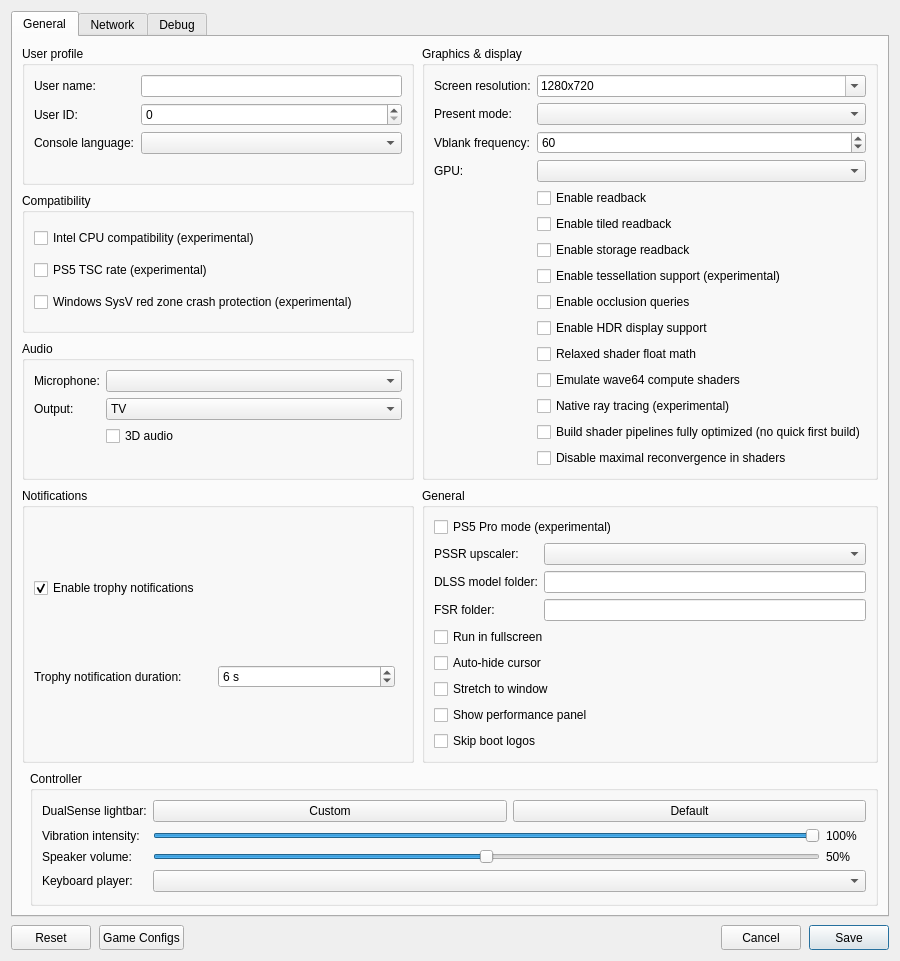
The window that src/launcher/forms/configuration_edit_dialog.ui (CarRamRod-963/KytyPS5) describes before a commit, drawn with Qt 5.
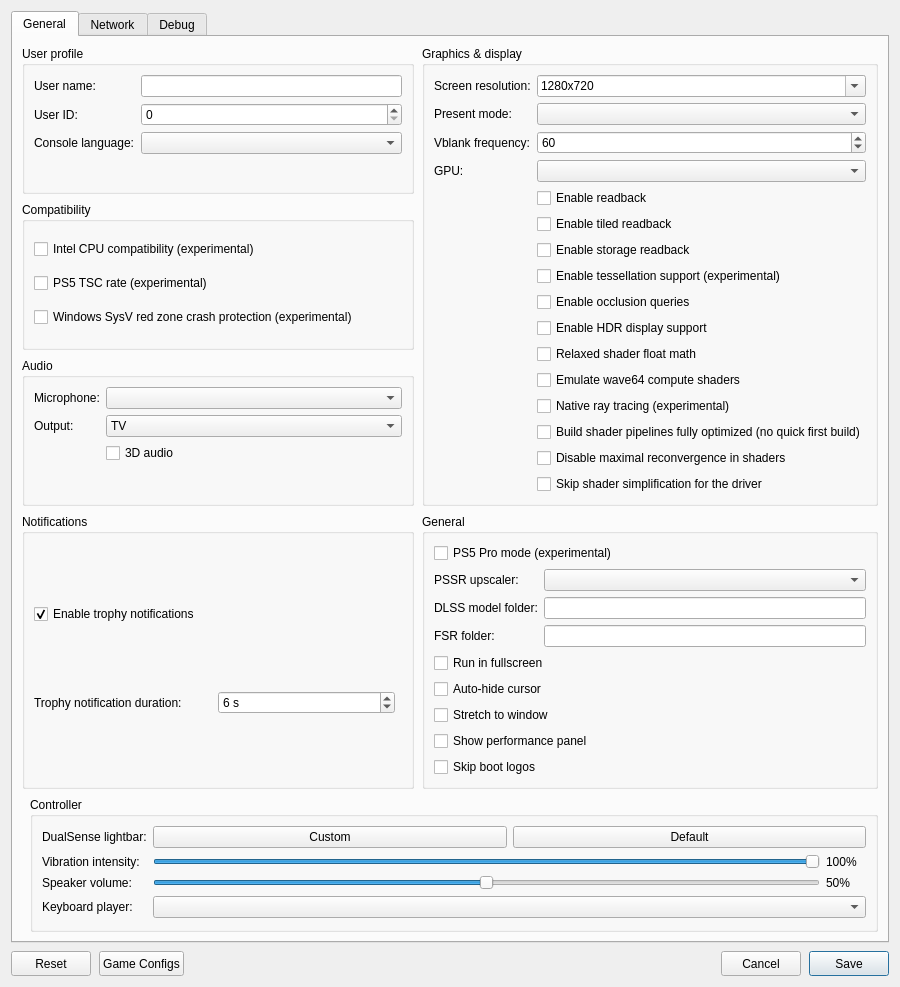
The same window after the commit. Custom widgets are drawn as their Qt base class.

Commit message: renderer: add an option to skip the driver simplification of shaders

Diff of the .ui file:
```diff
--- a/src/launcher/forms/configuration_edit_dialog.ui
+++ b/src/launcher/forms/configuration_edit_dialog.ui
@@ -247,6 +247,12 @@
               <property name="text"><string>Disable maximal reconvergence in shaders</string></property>
              </widget>
             </item>
+            <item row="16" column="1">
+             <widget class="QCheckBox" name="checkBox_no_shader_simplification">
+              <property name="toolTip"><string>Give the GPU driver the shaders as translated, without the emulator's simplification pass. Can help on GPUs whose driver crashes while building shaders; first builds may take longer.</string></property>
+              <property name="text"><string>Skip shader simplification for the driver</string></property>
+             </widget>
+            </item>
            </layout>
           </widget>
          </item>
```
The commit also changes 12 other files.
